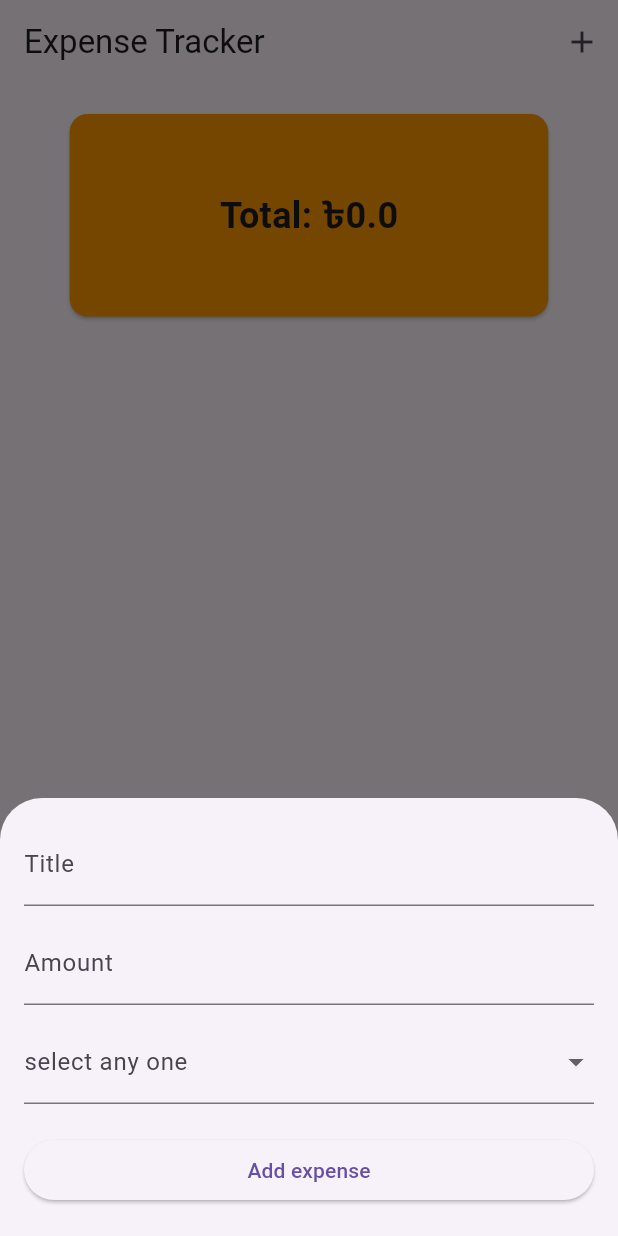
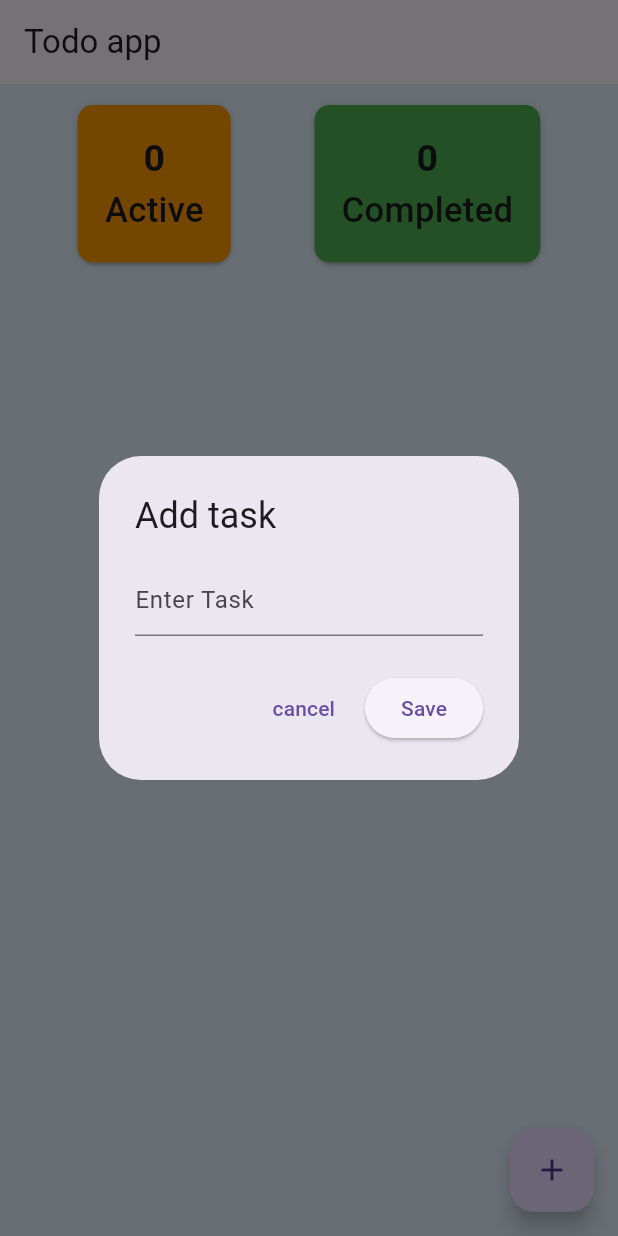
Before and after one commit to taufiqurSabbir/ostad_flutter_10, a Flutter app: the screen it shows after launch, after a tap on the "add" icon, on a phone screen of 412 x 824 dp. Run offline on Flutter 3.47's test engine with Material 3 defaults, Android fonts, the phone set to English and light mode, and no system bars; our stand-ins replace device_preview, flutter_screenutil.

Commit message:
flutter module 12 class -2

```diff
--- a/lib/app.dart
+++ b/lib/app.dart
@@ -10,6 +10,7 @@ import 'module_11/class_1/lifeCycle.dart';
 import 'module_11/class_2/calculatorApp.dart';
 import 'module_11/class_3/waterTracker.dart';
 import 'module_12/class_1.dart';
+import 'module_12/class_2.dart';
 import 'module_9_class_2.dart';
 import 'module_9_mediaQuery.dart';
 import 'module_9_todo.dart';
@@ -31,7 +32,7 @@ class MyApp extends StatelessWidget {
           home: child,
         );
       },
-      child: const ExpenseTracker(),
+      child: const TodoScreen(),
     );
   }
 
--- /dev/null
+++ b/lib/module_12/class_2.dart
@@ -0,0 +1,233 @@
+import 'package:flutter/material.dart';
+
+class TodoScreen extends StatefulWidget {
+  const TodoScreen({super.key});
+
+  @override
+  State<TodoScreen> createState() => _TodoScreenState();
+}
+
+class _TodoScreenState extends State<TodoScreen> {
+  List<Map<String, dynamic>> tasks = [];
+  bool showActiveTask = true;
+
+  void _addTask(String task) {
+    setState(() {
+      tasks.add({
+        'task': task,
+        'completed': false,
+      });
+      Navigator.pop(context);
+    });
+  }
+
+  void editTask(int index, String updateTask) {
+    setState(() {
+      tasks[index]['task'] = updateTask;
+      Navigator.pop(context);
+    });
+  }
+
+  void _showTaskDialog({int? index}) {
+    TextEditingController _taskController =
+        TextEditingController(text: index != null ? tasks[index]['task'] : '');
+
+    showDialog(
+        context: context,
+        builder: (context) => AlertDialog(
+              title: Text(index != null ? 'Edit Task' : 'Add task'),
+              content: TextField(
+                controller: _taskController,
+                decoration: InputDecoration(hintText: 'Enter Task'),
+              ),
+              actions: [
+                TextButton(
+                    onPressed: () {
+                      Navigator.pop(context);
+                    },
+                    child: Text('cancel')),
+                ElevatedButton(
+                    style: ElevatedButton.styleFrom(shape: StadiumBorder()),
+                    onPressed: () {
+                      if (_taskController.text.trim().isNotEmpty) {
+                        if (index != null) {
+                          editTask(index, _taskController.text);
+                        } else {
+                          _addTask(_taskController.text);
+                        }
+                      }
+                    },
+                    child: Text('Save'))
+              ],
+            ));
+  }
+
+  void toggleTaskStatus(int index) {
+    setState(() {
+      tasks[index]['completed'] = !tasks[index]['completed'];
+    });
+  }
+
+  void deleteTask(int index) {
+    setState(() {
+      tasks.removeAt(index);
+    });
+  }
+
+
+  int get activeCount => tasks.where((task) => !task['completed']).length;
+  int get completedCount => tasks.where((task) => task['completed']).length;
+
+  @override
+  Widget build(BuildContext context) {
+    List<Map<String, dynamic>> filteredTasks =
+        tasks.where((task) => task['completed'] != showActiveTask).toList();
+    return Scaffold(
+      backgroundColor: Colors.blue.shade50,
+      appBar: AppBar(
+        title: Text('Todo app'),
+      ),
+      body: Column(
+        children: [
+          SizedBox(
+            height: 10,
+          ),
+          Row(
+            mainAxisAlignment: MainAxisAlignment.spaceEvenly,
+            children: [
+              InkWell(
+                onTap: () {
+                  setState(() {
+                    showActiveTask = true;
+                  });
+                },
+                child: Card(
+                  child: Container(
+                    decoration: BoxDecoration(
+                        color: Colors.orange,
+                        borderRadius: BorderRadius.circular(10),
+                        boxShadow: [
+                          BoxShadow(color: Colors.black12, blurRadius: 4)
+                        ]),
+                    child: Padding(
+                      padding: const EdgeInsets.all(18.0),
+                      child: Column(
+                        children: [
+                          Text(
+                            activeCount.toString(),
+                            style: TextStyle(
+                                fontSize: 25, fontWeight: FontWeight.bold),
+                          ),
+                          Text(
+                            'Active',
+                            style: TextStyle(
+                              fontSize: 23,
+                              fontWeight: FontWeight.w500,
+                            ),
+                          ),
+                        ],
+                      ),
+                    ),
+                  ),
+                ),
+              ),
+              InkWell(
+                onTap: () {
+                  setState(() {
+                    showActiveTask = false;
+                  });
+                },
+                child: Card(
+                  child: Container(
+                    decoration: BoxDecoration(
+                        color: Colors.green,
+                        borderRadius: BorderRadius.circular(10),
+                        boxShadow: [
+                          BoxShadow(color: Colors.black12, blurRadius: 4)
+                        ]),
+                    child: Padding(
+                      padding: const EdgeInsets.all(18.0),
+                      child: Column(
+                        children: [
+                          Text(
+                            completedCount.toString(),
+                            style: TextStyle(
+                                fontSize: 25, fontWeight: FontWeight.bold),
+                          ),
+                          Text(
+                            'Completed',
+                            style: TextStyle(
+                              fontSize: 23,
+                              fontWeight: FontWeight.w500,
+                            ),
+                          ),
+                        ],
+                      ),
+                    ),
+                  ),
+                ),
+              ),
+            ],
+          ),
+          Expanded(
+            child: ListView.builder(
+                itemCount: filteredTasks.length,
+                itemBuilder: (context, index) {
+                  return Dismissible(
+                    key: Key(UniqueKey().toString()),
+                    background: Container(
+                      color: Colors.green,
+                      child: Icon(
+                        Icons.check_box,
+                        color: Colors.white,
+                      ),
+                    ),
+                    secondaryBackground: Container(
+                      color: Colors.red,
+                      child: Icon(
+                        Icons.delete,
+                        color: Colors.white,
+                      ),
+                    ),
+                    onDismissed: (direction) {
+                      if (direction == DismissDirection.startToEnd) {
+                        //task com
+                        toggleTaskStatus(index);
+                      } else {
+                        //delete task
+                        deleteTask(index);
+                      }
+                    },
+                    child: Card(
+                      child: ListTile(
+                        title: Text(
+                          filteredTasks[index]['task'],
+                          style: TextStyle(
+                              fontSize: 16,
+                              decoration: filteredTasks[index]['completed']
+                                  ? TextDecoration.lineThrough
+                                  : null),
+                        ),
+                        leading: Checkbox(
+                          shape: CircleBorder(),
+                          value: filteredTasks[index]['completed'],
+                          onChanged: (value) => toggleTaskStatus(index),
+                        ),
+                        trailing: IconButton(
+                          onPressed: () => _showTaskDialog(index: index),
+                          icon: Icon(Icons.edit),
+                        ),
+                      ),
+                    ),
+                  );
+                }),
+          )
+        ],
+      ),
+      floatingActionButton: FloatingActionButton(
+        onPressed: () => _showTaskDialog(),
+        child: Icon(Icons.add),
+      ),
+    );
+  }
+}
```
